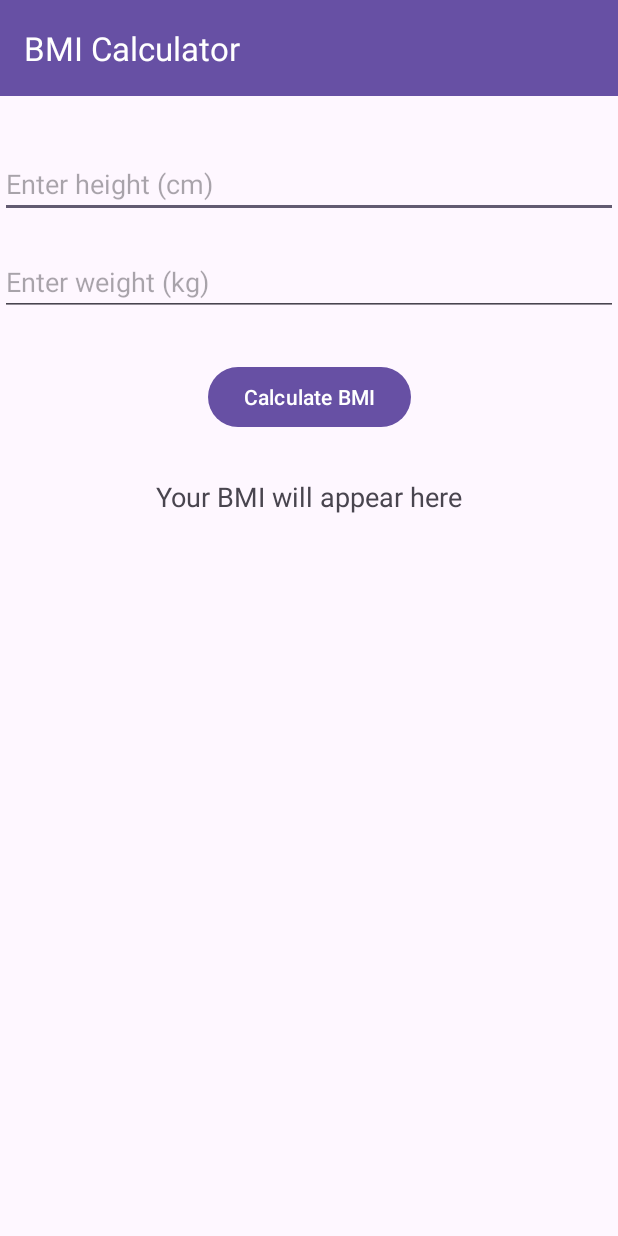
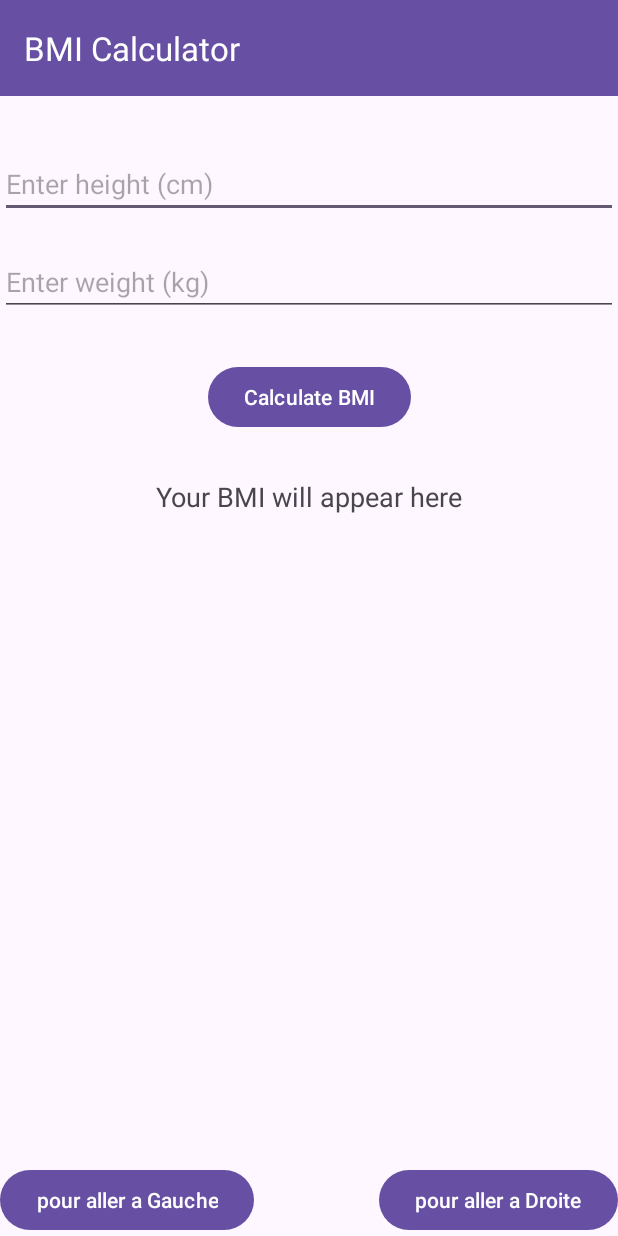
Before and after one commit to lucasbnrd05/kotlin_app, an Android app: the Page2 screen opened directly, with no data from a screen before it, on a phone screen of 412 x 824 dp. Run offline under Robolectric (Android 15) with nearby library versions, the light colour scheme and no system bars.

Commit message:
page2link

```diff
--- a/IMC/app/src/main/java/com/example/imctrack/Page2.kt
+++ b/IMC/app/src/main/java/com/example/imctrack/Page2.kt
@@ -1,4 +1,5 @@
 package com.example.imctrack
+import android.content.Intent
 import android.os.Bundle
 import android.widget.Button
 import android.widget.EditText
@@ -43,5 +44,16 @@ class Page2 : AppCompatActivity() {
             // Display BMI result
             resultTextView.text = "Your BMI is: %.2f".format(bmi)
         }
+        val buttonNext: Button = findViewById(R.id.gauche)
+        buttonNext.setOnClickListener {
+            val intent = Intent(this, MainActivity::class.java)
+            startActivity(intent)
+        }
+        val buttonNext2: Button = findViewById(R.id.droite)
+        buttonNext2.setOnClickListener {
+            val intent = Intent(this, Page3::class.java)
+            startActivity(intent)
+        }
+
     }
 }
--- a/IMC/app/src/main/res/layout/page2.xml
+++ b/IMC/app/src/main/res/layout/page2.xml
@@ -71,4 +71,22 @@
         app:layout_constraintTop_toBottomOf="@id/calculateBMI"
         android:layout_marginTop="30dp"/>
 
+    <Button
+        android:id="@+id/gauche"
+        android:layout_width="wrap_content"
+        android:layout_height="wrap_content"
+        android:text="pour aller a Gauche"
+        app:layout_constraintStart_toStartOf="parent"
+        app:layout_constraintBottom_toBottomOf="parent"
+        app:layout_constraintVertical_bias="0.5" />
+
+    <Button
+        android:id="@+id/droite"
+        android:layout_width="wrap_content"
+        android:layout_height="wrap_content"
+        android:text="pour aller a Droite"
+        app:layout_constraintEnd_toEndOf="parent"
+        app:layout_constraintBottom_toBottomOf="parent"
+        app:layout_constraintVertical_bias="0.5" />
+
 </androidx.constraintlayout.widget.ConstraintLayout>
```
